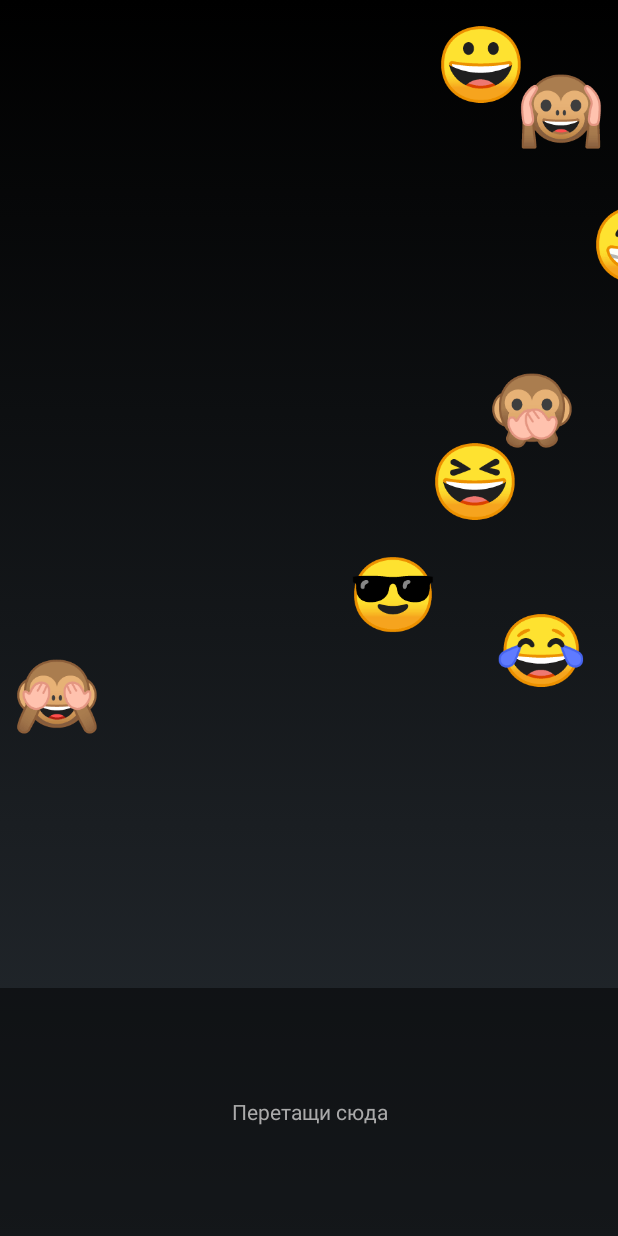
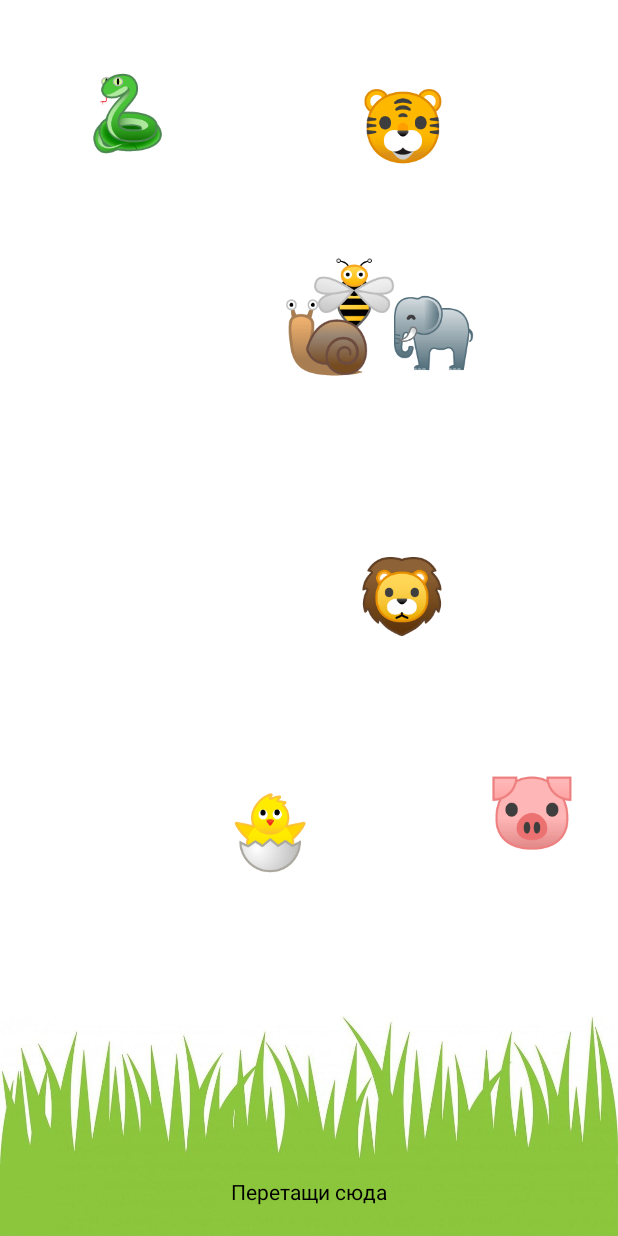
Before and after one commit to nadi-742/My-project-Lock, an Android app: the MainActivity screen opened directly, with no data from a screen before it, on a phone screen of 412 x 824 dp. Run offline under Robolectric (Android 15) with nearby library versions, the phone set to English and light mode, and no system bars.

Commit message:
[Ui] Частично изменен дизайн.

```diff
--- a/app/src/main/java/ru/kpfu/lockscreen/MainActivity.java
+++ b/app/src/main/java/ru/kpfu/lockscreen/MainActivity.java
@@ -5,6 +5,7 @@ import android.content.SharedPreferences;
 import android.graphics.Point;
 import android.os.Bundle;
 import android.preference.PreferenceManager;
+import android.util.TypedValue;
 import android.view.Display;
 import android.view.DragEvent;
 import android.view.KeyEvent;
@@ -19,8 +20,6 @@ import java.util.Random;
 
 public class MainActivity extends Activity implements View.OnTouchListener, View.OnDragListener {
 
-    public static final String TAG = MainActivity.class.getName();
-
     public static final String MODE_KEY = "set_password_mode";
 
     private List<Integer> correct = new ArrayList<>();
@@ -30,16 +29,18 @@ public class MainActivity extends Activity implements View.OnTouchListener, View
     private Point displaySize;
     private View btnSave;
 
+    private ViewGroup topContainer;
+
     // http://unicode.org/emoji/charts/full-emoji-list.html
     private String[] smiles = {
-            "\uD83D\uDE00",
-            "\uD83D\uDE01",
-            "\uD83D\uDE02",
-            "\uD83D\uDE06",
-            "\uD83D\uDE0E",
-            "\uD83D\uDE48",
-            "\uD83D\uDE49",
-            "\uD83D\uDE4A",
+            "\uD83D\uDC2F",
+            "\uD83E\uDD81",
+            "\uD83D\uDC37",
+            "\uD83D\uDC0D",
+            "\uD83D\uDC23",
+            "\uD83D\uDC1D",
+            "\uD83D\uDC0C",
+            "\uD83D\uDC18",
     };
 
     int[] smileIds = {
@@ -62,7 +63,8 @@ public class MainActivity extends Activity implements View.OnTouchListener, View
         displaySize = new Point();
         display.getSize(displaySize);
 
-        findViewById(R.id.top_container).setOnDragListener(this);
+        topContainer = findViewById(R.id.top_container);
+        topContainer.setOnDragListener(this);
         findViewById(R.id.bottom_container).setOnDragListener(this);
         btnSave = findViewById(R.id.btn_save);
 
@@ -120,8 +122,9 @@ public class MainActivity extends Activity implements View.OnTouchListener, View
     }
 
     private void setRandomPos(View view) {
-        int x = random.nextInt(displaySize.x - view.getWidth());
-        int y = random.nextInt((4 * displaySize.y / 5) - view.getHeight());
+        int px = toPx(46f);
+        int x = random.nextInt(displaySize.x - px);
+        int y = random.nextInt((4 * displaySize.y / 5) - px);
 
         view.setX(x);
         view.setY(y);
@@ -162,19 +165,18 @@ public class MainActivity extends Activity implements View.OnTouchListener, View
                 } else if (from.getId() == R.id.bottom_container) {
                     selected.remove(Integer.valueOf(view.getId()));
                     if (selected.isEmpty()) {
-                        from.addView(msg);
                         btnSave.setEnabled(false);
                     }
-                    view.setX(e.getX() - view.getWidth() / 2);
-                    view.setY(e.getY() - view.getHeight() / 2);
+                    view.setX(e.getX() - view.getHeight() / 2);
+                    view.setY(e.getY() - view.getWidth() / 2);
                 }
 
                 if (correct.equals(selected)) {
                     finish();
                 }
             } else {
-                view.setX(e.getX() - view.getWidth() / 2);
-                view.setY(e.getY() - view.getHeight() / 2);
+                view.setX(e.getX() - view.getHeight() / 2);
+                view.setY(e.getY() - view.getWidth() / 2);
             }
         }
         return true;
@@ -195,4 +197,8 @@ public class MainActivity extends Activity implements View.OnTouchListener, View
         }
         return super.onKeyDown(keyCode, event);
     }
+
+    private int toPx(float dp) {
+        return (int) TypedValue.applyDimension(TypedValue.COMPLEX_UNIT_DIP, dp, getResources().getDisplayMetrics());
+    }
 }
--- a/app/src/main/res/layout/activity_main.xml
+++ b/app/src/main/res/layout/activity_main.xml
@@ -1,6 +1,7 @@
 <LinearLayout xmlns:android="http://schemas.android.com/apk/res/android"
     android:layout_width="match_parent"
     android:layout_height="match_parent"
+    android:background="@android:color/white"
     android:orientation="vertical">
 
     <FrameLayout
@@ -11,50 +12,50 @@
 
         <TextView
             android:id="@+id/smile_1"
-            android:layout_width="wrap_content"
-            android:layout_height="wrap_content"
+            android:layout_width="64dp"
+            android:layout_height="64dp"
             android:textSize="48sp" />
 
         <TextView
             android:id="@+id/smile_2"
-            android:layout_width="wrap_content"
-            android:layout_height="wrap_content"
+            android:layout_width="64dp"
+            android:layout_height="64dp"
             android:textSize="48sp" />
 
         <TextView
             android:id="@+id/smile_3"
-            android:layout_width="wrap_content"
-            android:layout_height="wrap_content"
+            android:layout_width="64dp"
+            android:layout_height="64dp"
             android:textSize="48sp" />
 
         <TextView
             android:id="@+id/smile_4"
-            android:layout_width="wrap_content"
-            android:layout_height="wrap_content"
+            android:layout_width="64dp"
+            android:layout_height="64dp"
             android:textSize="48sp" />
 
         <TextView
             android:id="@+id/smile_5"
-            android:layout_width="wrap_content"
-            android:layout_height="wrap_content"
+            android:layout_width="64dp"
+            android:layout_height="64dp"
             android:textSize="48sp" />
 
         <TextView
             android:id="@+id/smile_6"
-            android:layout_width="wrap_content"
-            android:layout_height="wrap_content"
+            android:layout_width="64dp"
+            android:layout_height="64dp"
             android:textSize="48sp" />
 
         <TextView
             android:id="@+id/smile_7"
-            android:layout_width="wrap_content"
-            android:layout_height="wrap_content"
+            android:layout_width="64dp"
+            android:layout_height="64dp"
             android:textSize="48sp" />
 
         <TextView
             android:id="@+id/smile_8"
-            android:layout_width="wrap_content"
-            android:layout_height="wrap_content"
+            android:layout_width="64dp"
+            android:layout_height="64dp"
             android:textSize="48sp" />
 
         <Button
@@ -63,25 +64,29 @@
             android:layout_height="wrap_content"
             android:text="@string/btn_save"
             android:visibility="invisible" />
-
     </FrameLayout>
 
-    <LinearLayout
-        android:id="@+id/bottom_container"
+    <FrameLayout
         android:layout_width="match_parent"
         android:layout_height="0dp"
-        android:layout_weight="0.2"
-        android:background="@color/shadowed"
-        android:gravity="center"
-        android:orientation="horizontal">
+        android:layout_weight="0.2">
+
+        <LinearLayout
+            android:id="@+id/bottom_container"
+            android:layout_width="match_parent"
+            android:layout_height="match_parent"
+            android:background="@drawable/grass"
+            android:gravity="center"
+            android:orientation="horizontal" />
 
         <TextView
             android:id="@+id/textView2"
             android:layout_width="wrap_content"
             android:layout_height="wrap_content"
-            android:gravity="center"
+            android:layout_gravity="center_horizontal|bottom"
+            android:layout_marginBottom="20dp"
             android:text="Перетащи сюда"
-            android:textColor="@android:color/darker_gray" />
-    </LinearLayout>
+            android:textColor="@android:color/black" />
 
+    </FrameLayout>
 </LinearLayout>
```
Also changed, not shown: app/src/main/res/drawable/grass.jpg (added).
